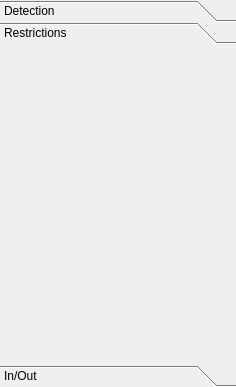
wonkoderverstaendige/Spotter, file lib/ui/tab_featuresUi.ui: the form before one commit.
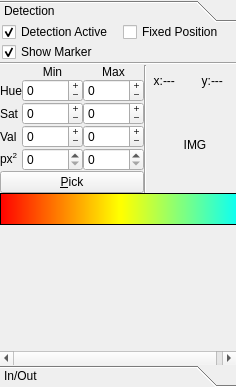
The form after the commit. The open tabs and pages were chosen to show the change.

```diff
--- a/lib/ui/tab_featuresUi.ui
+++ b/lib/ui/tab_featuresUi.ui
@@ -39,7 +39,7 @@
           <x>0</x>
           <y>0</y>
           <width>234</width>
-          <height>322</height>
+          <height>343</height>
          </rect>
         </property>
         <attribute name="label">
@@ -494,20 +494,6 @@
          </item>
         </layout>
        </widget>
-       <widget class="QWidget" name="page_feature_restriction">
-        <property name="geometry">
-         <rect>
-          <x>0</x>
-          <y>0</y>
-          <width>234</width>
-          <height>322</height>
-         </rect>
-        </property>
-        <attribute name="label">
-         <string>Restrictions</string>
-        </attribute>
-        <layout class="QGridLayout" name="gridLayout_8"/>
-       </widget>
        <widget class="QWidget" name="page_feature_IO">
         <property name="geometry">
          <rect>
```
Left out of the diff: 4 changed lines with no effect on the pictures.
